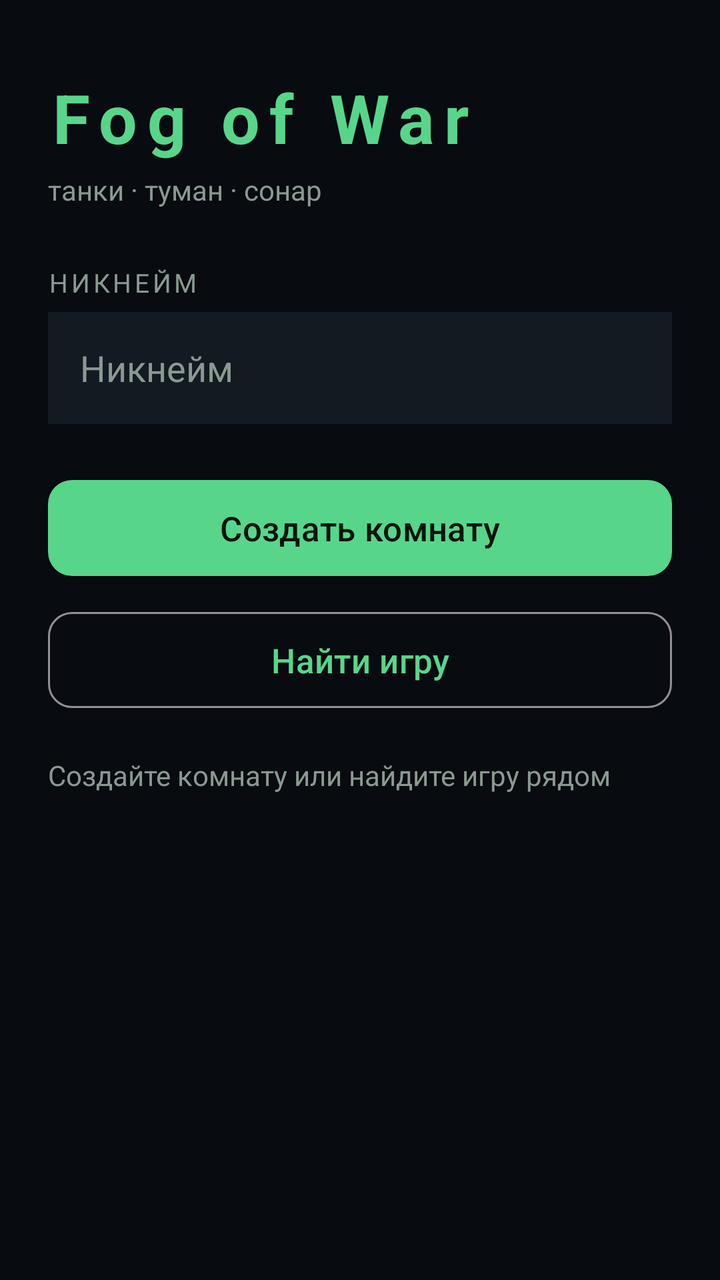
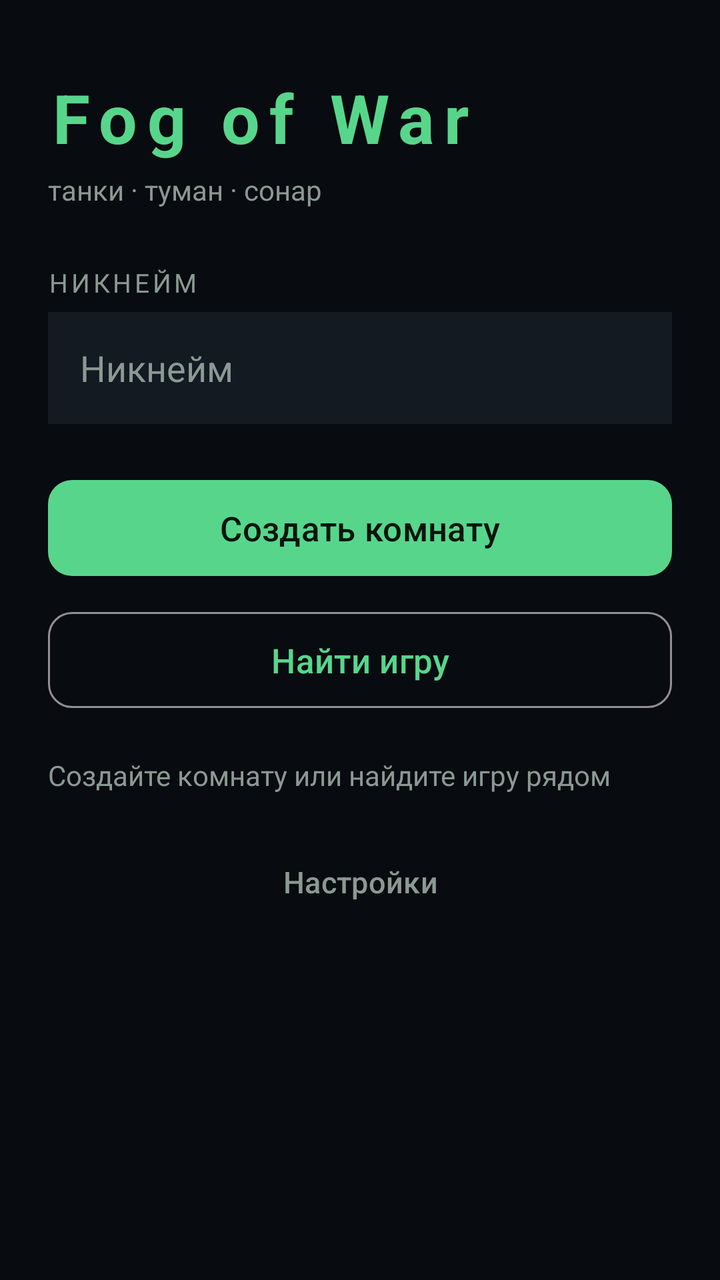

The first picture is an Android layout as it rendered before a commit; the second is the same layout after the commit. The layout source and the unified diff follow.
<!-- AndroidManifest.xml: application theme Theme.FogOfWar -->
<!-- res/layout/activity_main.xml -->
<?xml version="1.0" encoding="utf-8"?>
<ScrollView xmlns:android="http://schemas.android.com/apk/res/android"
    xmlns:app="http://schemas.android.com/apk/res-auto"
    android:layout_width="match_parent"
    android:layout_height="match_parent"
    android:background="@color/bg"
    android:fillViewport="true">

    <LinearLayout
        android:layout_width="match_parent"
        android:layout_height="wrap_content"
        android:orientation="vertical"
        android:padding="24dp">

        <TextView
            android:layout_width="wrap_content"
            android:layout_height="wrap_content"
            android:layout_marginTop="12dp"
            android:text="@string/app_name"
            style="@style/TitleText" />

        <TextView
            android:layout_width="wrap_content"
            android:layout_height="wrap_content"
            android:layout_marginTop="4dp"
            android:text="танки · туман · сонар"
            android:textColor="@color/text_dim"
            android:textSize="14sp" />

        <LinearLayout
            android:id="@+id/menuPanel"
            android:layout_width="match_parent"
            android:layout_height="wrap_content"
            android:layout_marginTop="28dp"
            android:orientation="vertical">

            <TextView
                android:layout_width="wrap_content"
                android:layout_height="wrap_content"
                android:text="@string/nickname_hint"
                style="@style/SectionText" />

            <EditText
                android:id="@+id/nicknameInput"
                android:layout_width="match_parent"
                android:layout_height="56dp"
                android:layout_marginTop="6dp"
                android:background="@color/bg_panel"
                android:hint="@string/nickname_hint"
                android:inputType="textPersonName"
                android:maxLength="16"
                android:maxLines="1"
                android:paddingStart="16dp"
                android:paddingEnd="16dp"
                android:textColor="@color/text"
                android:textColorHint="@color/text_dim"
                android:textSize="18sp" />

            <com.google.android.material.button.MaterialButton
                android:id="@+id/createButton"
                android:layout_width="match_parent"
                android:layout_height="56dp"
                android:layout_marginTop="24dp"
                android:text="@string/create_room"
                android:textSize="17sp"
                app:cornerRadius="12dp" />

            <com.google.android.material.button.MaterialButton
                android:id="@+id/discoverButton"
                style="@style/Widget.Material3.Button.OutlinedButton"
                android:layout_width="match_parent"
                android:layout_height="56dp"
                android:layout_marginTop="10dp"
                android:text="@string/join_room"
                android:textSize="17sp"
                app:cornerRadius="12dp" />

            <TextView
                android:id="@+id/statusText"
                android:layout_width="match_parent"
                android:layout_height="wrap_content"
                android:layout_marginTop="20dp"
                android:text="@string/status_idle"
                android:textColor="@color/text_dim"
                android:textSize="14sp" />
        </LinearLayout>

        <LinearLayout
            android:id="@+id/lobbyPanel"
            android:layout_width="match_parent"
            android:layout_height="wrap_content"
            android:layout_marginTop="24dp"
            android:background="@color/bg_panel"
            android:orientation="vertical"
            android:padding="18dp"
            android:visibility="gone">

            <LinearLayout
                android:layout_width="match_parent"
                android:layout_height="wrap_content"
                android:orientation="horizontal">

                <TextView
                    android:id="@+id/lobbyTitle"
                    android:layout_width="0dp"
                    android:layout_height="wrap_content"
                    android:layout_weight="1"
                    android:text="@string/lobby"
                    android:textColor="@color/accent"
                    android:textSize="22sp"
                    android:textStyle="bold" />

                <TextView
                    android:id="@+id/roomCodeText"
                    android:layout_width="wrap_content"
                    android:layout_height="wrap_content"
                    android:layout_marginStart="10dp"
                    android:textColor="@color/accent"
                    android:textSize="14sp"
                    android:visibility="gone" />

                <TextView
                    android:id="@+id/roomInfo"
                    android:layout_width="wrap_content"
                    android:layout_height="wrap_content"
                    android:layout_marginStart="10dp"
                    android:textColor="@color/text_dim"
                    android:textSize="14sp" />
            </LinearLayout>

            <TextView
                android:layout_width="wrap_content"
                android:layout_height="wrap_content"
                android:layout_marginTop="16dp"
                android:text="@string/players"
                style="@style/SectionText" />

            <LinearLayout
                android:id="@+id/playersContainer"
                android:layout_width="match_parent"
                android:layout_height="wrap_content"
                android:layout_marginTop="6dp"
                android:orientation="vertical" />

            <TextView
                android:layout_width="wrap_content"
                android:layout_height="wrap_content"
                android:layout_marginTop="16dp"
                android:text="@string/map"
                style="@style/SectionText" />

            <com.fogofwar.game.render.MapPreviewView
                android:id="@+id/mapPreview"
                android:layout_width="match_parent"
                android:layout_height="170dp"
                android:layout_marginTop="8dp"
                android:background="@color/bg" />

            <Spinner
                android:id="@+id/mapSpinner"
                android:layout_width="match_parent"
                android:layout_height="52dp"
                android:layout_marginTop="4dp"
                android:background="@color/bg"
                android:paddingStart="12dp"
                android:paddingEnd="12dp" />

            <TextView
                android:id="@+id/mapDescription"
                android:layout_width="match_parent"
                android:layout_height="wrap_content"
                android:layout_marginTop="2dp"
                android:paddingStart="12dp"
                android:paddingEnd="12dp"
                android:textColor="@color/text_dim"
                android:textSize="13sp" />

            <LinearLayout
                android:layout_width="match_parent"
                android:layout_height="wrap_content"
                android:layout_marginTop="20dp"
                android:orientation="horizontal">

                <com.google.android.material.button.MaterialButton
                    android:id="@+id/startButton"
                    android:layout_width="0dp"
                    android:layout_height="56dp"
                    android:layout_weight="1"
                    android:text="@string/start_game"
                    app:cornerRadius="12dp" />

                <com.google.android.material.button.MaterialButton
                    android:id="@+id/leaveButton"
                    style="@style/Widget.Material3.Button.OutlinedButton"
                    android:layout_width="wrap_content"
                    android:layout_height="56dp"
                    android:layout_marginStart="10dp"
                    android:text="@string/leave_room"
                    android:textColor="@color/danger"
                    app:cornerRadius="12dp"
                    app:strokeColor="@color/danger" />
            </LinearLayout>

            <TextView
                android:id="@+id/lobbyHint"
                android:layout_width="match_parent"
                android:layout_height="wrap_content"
                android:layout_marginTop="10dp"
                android:text="@string/waiting_for_host"
                android:textColor="@color/text_dim"
                android:textSize="13sp" />
        </LinearLayout>
    </LinearLayout>
</ScrollView>
<!-- resources referenced by this layout -->
<resources>
  <color name="accent">#FF57D68B</color>
  <color name="bg">#FF080B10</color>
  <color name="bg_panel">#FF131A22</color>
  <color name="danger">#FFD64545</color>
  <color name="text">#FFE6ECE9</color>
  <color name="text_dim">#FF8A9A92</color>
  <string name="app_name">Fog of War</string>
  <string name="create_room">Создать комнату</string>
  <string name="join_room">Найти игру</string>
  <string name="leave_room">Выйти из комнаты</string>
  <string name="lobby">Лобби</string>
  <string name="map">Карта</string>
  <string name="nickname_hint">Никнейм</string>
  <string name="players">Игроки</string>
  <string name="start_game">Начать бой</string>
  <string name="status_idle">Создайте комнату или найдите игру рядом</string>
  <string name="waiting_for_host">Ждём хоста…</string>
  <style name="SectionText">
          <item name="android:textColor">@color/text_dim</item>
          <item name="android:textSize">13sp</item>
          <item name="android:textAllCaps">true</item>
          <item name="android:letterSpacing">0.12</item>
      </style>
  <style name="TitleText">
          <item name="android:textColor">@color/accent</item>
          <item name="android:textSize">34sp</item>
          <item name="android:textStyle">bold</item>
          <item name="android:letterSpacing">0.14</item>
      </style>
  <style name="Theme.FogOfWar" parent="Theme.Material3.Dark.NoActionBar">
          <item name="colorPrimary">@color/accent</item>
          <item name="colorOnPrimary">#FF04140B</item>
          <item name="colorSecondary">@color/accent</item>
          <item name="android:colorBackground">@color/bg</item>
          <item name="android:statusBarColor">@color/bg</item>
          <item name="android:navigationBarColor">@color/bg</item>
          <item name="android:windowBackground">@color/bg</item>
          <item name="android:textColor">@color/text</item>
      </style>
</resources>

<!-- the commit's change to res/layout/activity_main.xml (unified diff, before → after) -->
@@ -210,5 +210,15 @@
                 android:textColor="@color/text_dim"
                 android:textSize="13sp" />
         </LinearLayout>
+
+        <com.google.android.material.button.MaterialButton
+            android:id="@+id/settingsButton"
+            style="@style/Widget.Material3.Button.TextButton"
+            android:layout_width="match_parent"
+            android:layout_height="52dp"
+            android:layout_marginTop="18dp"
+            android:text="@string/settings"
+            android:textColor="@color/text_dim"
+            android:textSize="15sp" />
     </LinearLayout>
 </ScrollView>
<!-- resource entries referenced after the edit -->
@@ -14,6 +14,7 @@
   <string name="map">Карта</string>
   <string name="nickname_hint">Никнейм</string>
   <string name="players">Игроки</string>
+  <string name="settings">Настройки</string>
   <string name="start_game">Начать бой</string>
   <string name="status_idle">Создайте комнату или найдите игру рядом</string>
   <string name="waiting_for_host">Ждём хоста…</string>
